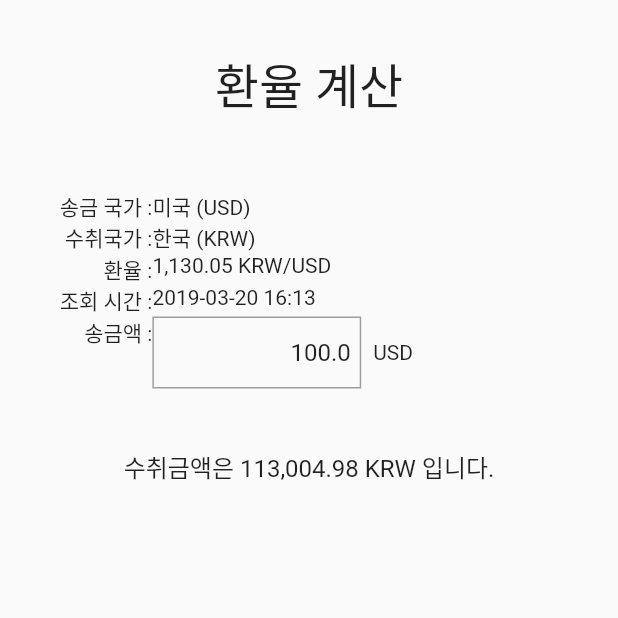
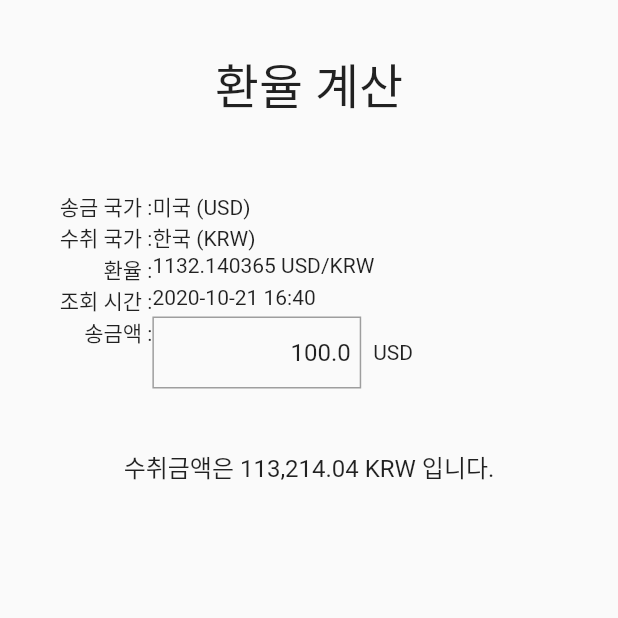
Before and after one commit to ChangJoo-Park/flutter_currency_converter, a Flutter app: the screen it shows after launch, on a phone screen of 412 x 824 dp, the top half of it. Run offline on Flutter 3.47's test engine with Material 2 defaults, Android fonts, the phone set to English and light mode, and no system bars.

Commit message:
환율 변경 기본 기능 마무리

```diff
--- /dev/null
+++ b/lib/models/convert_response.dart
@@ -0,0 +1,46 @@
+/// ConvertResponse
+///
+/// API를 요청하여 받은 결과 JSON을 객체로 변환하는 역할을 합니다.
+/// 응답 예
+///
+/// 요청 : http://apilayer.net/api/live?access_key=460fb34ab450ccdcb229963f03f5fbd2&currencies=EUR,GBP,CAD,PLN&source=USD&format=1
+/// {
+///   "success":true,
+///   "terms":"https:\/\/currencylayer.com\/terms",
+///   "privacy":"https:\/\/currencylayer.com\/privacy",
+///   "timestamp":1603298405,
+///   "source":"USD",
+///   "quotes":{
+///      "USDKRW":1132.140365,
+///      "USDJPY":104.4795,
+///      "USDPHP":48.47702
+///   }
+/// }
+class ConvertResponse {
+  bool success;
+  String terms;
+  String privacy;
+  DateTime timestamp;
+  String source;
+  Map<String, double> quotes;
+
+  ConvertResponse({
+    this.success,
+    this.terms,
+    this.privacy,
+    this.timestamp,
+    this.source,
+    this.quotes,
+  });
+
+  factory ConvertResponse.fromJSON(Map<String, dynamic> json) =>
+      ConvertResponse(
+        success: json['success'],
+        terms: json['terms'],
+        privacy: json['privacy'],
+        timestamp:
+            DateTime.fromMillisecondsSinceEpoch(json['timestamp'] * 1000),
+        source: json['source'],
+        quotes: json['quotes'],
+      );
+}
--- /dev/null
+++ b/lib/models/country.dart
@@ -0,0 +1,30 @@
+import 'package:flutter/material.dart';
+import 'package:intl/intl.dart';
+
+/// Country
+///
+/// 송금, 수취 국가로 사용하는 Country 클래스
+/// [symbol]은 [format]에 사용됩니다
+/// [format]은 [NumberFormat]이며 [country.format.format(<double>)] 과 같은 방법으로 사용해야합니다.
+class Country {
+  String name;
+  String symbol;
+  NumberFormat format;
+
+  Country({
+    @required this.name,
+    @required this.symbol,
+    this.format,
+  })  : assert(name != null),
+        assert(symbol != null) {
+    String unicodeCurrencySign = '\u00a4';
+    format = this.format ??
+        NumberFormat.currency(
+          symbol: symbol,
+          decimalDigits: 2,
+          customPattern: '#,###.## $unicodeCurrencySign',
+        );
+  }
+
+  String get nameWithSymbol => '$name ($symbol)';
+}
--- /dev/null
+++ b/lib/models/exchange.dart
@@ -0,0 +1,35 @@
+import 'package:flutter/material.dart';
+
+import 'country.dart';
+
+/// Exchange
+///
+/// 환전 정보를 담는 객체입니다.
+/// 송금 국가인 [transfer]와 수취 국가인 [receiver] 그리고 환율 [rate]를 이용하여
+/// 송금액 [amount]를 변환할 수 있습니다. 결과는 [receiveAmount]를 사용하세요.
+class Exchange {
+  Country transfer;
+  Country receiver;
+  double amount;
+  double rate;
+  DateTime timestamp;
+
+  Exchange({
+    @required this.transfer,
+    @required this.receiver,
+    @required this.amount,
+  })  : assert(transfer != null),
+        assert(receiver != null),
+        assert(amount != null && amount > 0);
+
+  symbolWithDelimiter({delimiter = ''}) {
+    return '${transfer.symbol}$delimiter${receiver.symbol}';
+  }
+
+  @override
+  String toString() {
+    return '$rate ${symbolWithDelimiter(delimiter: "/")}';
+  }
+
+  double get receiveAmount => amount * rate;
+}
--- a/lib/views/home_page.dart
+++ b/lib/views/home_page.dart
@@ -1,4 +1,8 @@
+import 'package:currency_converter/models/convert_response.dart';
+import 'package:currency_converter/models/country.dart';
+import 'package:currency_converter/models/exchange.dart';
 import 'package:flutter/material.dart';
+import 'package:intl/intl.dart';
 
 class HomePage extends StatefulWidget {
   @override
@@ -10,12 +14,16 @@ class _HomePageState extends State<HomePage> {
 
   Country _transfer;
   Country _receiver;
-  String _exchangeRate = '1,130.05 KRW/USD';
-  String _requestDateTime = '2019-03-20 16:13';
+  List<Country> _supportedCountryList = [
+    Country(name: '한국', symbol: 'KRW'),
+    Country(name: '일본', symbol: 'JPY'),
+    Country(name: '필리핀', symbol: 'PHP'),
+  ];
 
+  Exchange _exchange;
+  String _requestDateTime = '';
   double _transferAmount = 100;
-
-  String _recieveAmount = '113,004.98 KRW';
+  String _receiveAmount = '';
 
   TextEditingController _transferAmountTextEditingController;
 
@@ -23,9 +31,9 @@ class _HomePageState extends State<HomePage> {
   void initState() {
     _transfer = Country(name: '미국', symbol: 'USD');
     _receiver = Country(name: '한국', symbol: 'KRW');
-
     _transferAmountTextEditingController =
         TextEditingController(text: _transferAmount.toString());
+    _convertCurrency();
     super.initState();
   }
 
@@ -60,17 +68,37 @@ class _HomePageState extends State<HomePage> {
                     ]),
                     TableRow(children: [
                       Text(
-                        '수취국가 : ',
+                        '수취 국가 : ',
                         textAlign: TextAlign.right,
                       ),
-                      Text(_receiver.nameWithSymbol),
+                      GestureDetector(
+                        child: Text(_receiver.nameWithSymbol),
+                        onTap: () {
+                          showDialog(
+                            context: context,
+                            child: SimpleDialog(
+                              title: Text('대상 국가를 선택하세요'),
+                              children: _supportedCountryList
+                                  .map((country) => SimpleDialogOption(
+                                        child: Text(country.nameWithSymbol),
+                                        onPressed: () {
+                                          setState(() => _receiver = country);
+                                          Navigator.of(context).pop();
+                                          _convertCurrency();
+                                        },
+                                      ))
+                                  .toList(),
+                            ),
+                          );
+                        },
+                      ),
                     ]),
                     TableRow(children: [
                       Text(
                         '환율 : ',
                         textAlign: TextAlign.right,
                       ),
-                      Text(_exchangeRate),
+                      Text('${_exchange ?? ""}'),
                     ]),
                     TableRow(children: [
                       Text(
@@ -153,7 +181,7 @@ class _HomePageState extends State<HomePage> {
                 padding: const EdgeInsets.all(8.0),
                 child: Center(
                   child: Text(
-                    '수취금액은 $_recieveAmount 입니다.',
+                    '수취금액은 $_receiveAmount 입니다.',
                     style: TextStyle(fontSize: 16),
                   ),
                 ),
@@ -165,35 +193,60 @@ class _HomePageState extends State<HomePage> {
     );
   }
 
+  // 모바일 키보드의 Submit 버튼을 눌렀을 때 발생
   void _onFieldSubmitted(value) {
     if (!_formKey.currentState.validate()) {
       return;
     }
 
     _formKey.currentState.save();
-    _convertCurrency(
+    _convertCurrency();
+  }
+
+  // 수취 국가가 변경되거나, 송금액이 변경되면 호출하여 환전 결과를 반영합니다.
+  void _convertCurrency() {
+    _requestAPI(Exchange(
       transfer: _transfer,
       receiver: _receiver,
       amount: _transferAmount,
-    ).then((value) {
+    )).then((Exchange exchange) {
       setState(() {
-        _requestDateTime = DateTime.now().toLocal().toIso8601String();
+        _exchange = exchange;
+        _requestDateTime = _formatDateTime(exchange.timestamp.toLocal());
+        _receiveAmount = _receiver.format.format(_exchange.receiveAmount);
       });
     });
   }
 
-  Future _convertCurrency({Country transfer, Country receiver, double amount}) {
-    return Future.value(100);
+  // TODO: Service 로 변경해야함
+  Future<Exchange> _requestAPI(Exchange exchange) {
+    ConvertResponse convertResponse = ConvertResponse.fromJSON({
+      "success": true,
+      "terms": "https:\/\/currencylayer.com\/terms",
+      "privacy": "https:\/\/currencylayer.com\/privacy",
+      "timestamp": 1603298405,
+      "source": "USD",
+      "quotes": {"USDKRW": 1132.140365, "USDJPY": 104.4795, "USDPHP": 48.47702}
+    });
+
+    Exchange result = exchange;
+    result.rate =
+        convertResponse.quotes[result.symbolWithDelimiter(delimiter: '')];
+    result.timestamp = convertResponse.timestamp;
+    return Future.value(result);
+  }
+
+  /// 날짜 포맷
+  ///
+  /// 포맷규격 : 'yyyy-MM-dd HH:mm'
+  /// 예 : 2019-03-20 16:13
+  ///
+  String _formatDateTime(DateTime dateTime, {bool local = true}) {
+    assert(dateTime != null);
+    DateTime target = dateTime;
+    if (local) {
+      target = target.toLocal();
+    }
+    return DateFormat('yyyy-MM-dd HH:mm').format(target);
   }
 }
-
-class Country {
-  String name;
-  String symbol;
-
-  Country({@required this.name, @required this.symbol})
-      : assert(name != null),
-        assert(symbol != null);
-
-  String get nameWithSymbol => '$name ($symbol)';
-}
```
Also changed, not shown: lib/models/currency.dart (deleted).
